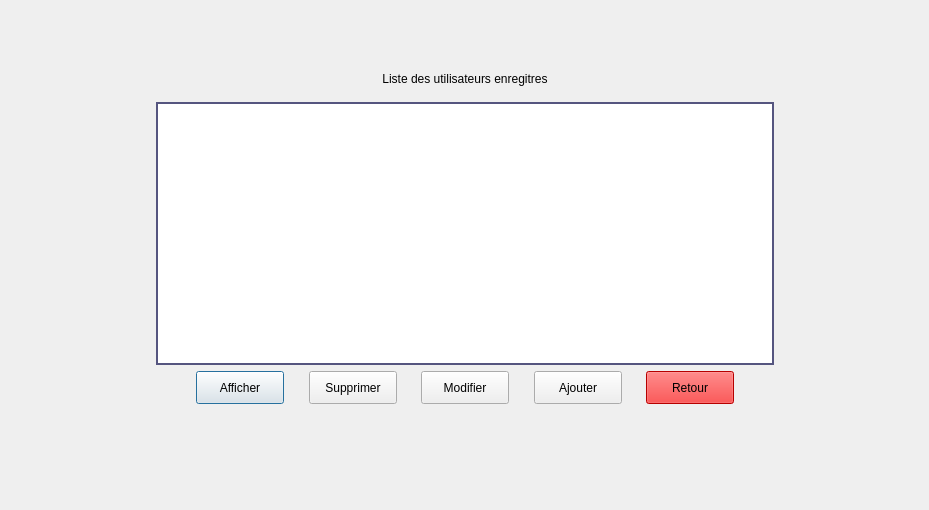
ToDesire/QT_Project, file myProject/reinscription.ui: the form before one commit.
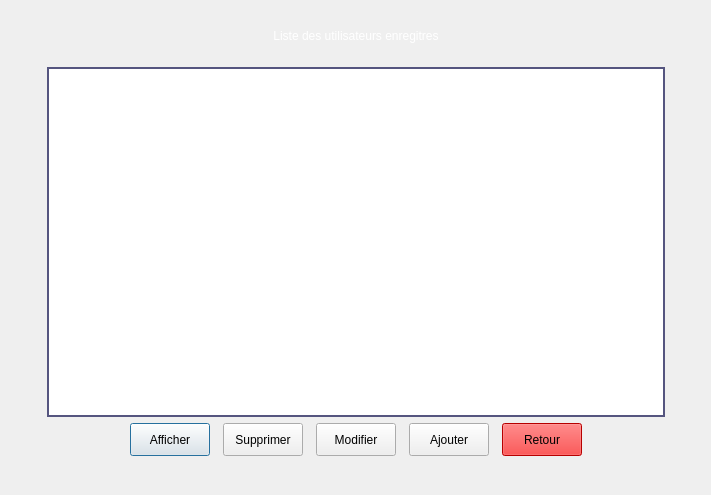
The form after the commit.

Patch:
```diff
--- a/myProject/reinscription.ui
+++ b/myProject/reinscription.ui
@@ -6,8 +6,8 @@
    <rect>
     <x>0</x>
     <y>0</y>
-    <width>929</width>
-    <height>510</height>
+    <width>711</width>
+    <height>495</height>
    </rect>
   </property>
   <property name="windowTitle">
@@ -19,47 +19,36 @@
      <property name="orientation">
       <enum>Qt::Vertical</enum>
      </property>
-     <property name="sizeType">
-      <enum>QSizePolicy::Fixed</enum>
-     </property>
      <property name="sizeHint" stdset="0">
       <size>
        <width>20</width>
-       <height>50</height>
+       <height>13</height>
       </size>
      </property>
     </spacer>
    </item>
-   <item row="1" column="0">
-    <spacer name="horizontalSpacer_7">
-     <property name="orientation">
-      <enum>Qt::Horizontal</enum>
-     </property>
-     <property name="sizeType">
-      <enum>QSizePolicy::Expanding</enum>
-     </property>
-     <property name="sizeHint" stdset="0">
-      <size>
-       <width>137</width>
-       <height>20</height>
-      </size>
-     </property>
-    </spacer>
-   </item>
-   <item row="1" column="1">
+   <item row="1" column="1" rowspan="2">
     <layout class="QVBoxLayout" name="verticalLayout">
      <item>
       <widget class="QLabel" name="label">
        <property name="minimumSize">
         <size>
          <width>0</width>
-         <height>35</height>
+         <height>50</height>
+        </size>
+       </property>
+       <property name="maximumSize">
+        <size>
+         <width>16777215</width>
+         <height>50</height>
         </size>
        </property>
        <property name="styleSheet">
         <string notr="true">QLabel{
+	color: #fff;
 	font: 81 11pt &quot;Fira Sans Compressed ExtraBold&quot;;
-}</string>
+}
+</string>
        </property>
        <property name="text">
         <string>Liste des utilisateurs enregitres</string>
@@ -74,7 +63,13 @@
        <property name="minimumSize">
         <size>
          <width>618</width>
-         <height>0</height>
+         <height>350</height>
+        </size>
+       </property>
+       <property name="maximumSize">
+        <size>
+         <width>618</width>
+         <height>16777215</height>
         </size>
        </property>
        <property name="styleSheet">
@@ -106,10 +101,8 @@
          <property name="styleSheet">
           <string notr="true">QPushButton{
 	height: 25px;
-	width: 80px;
 	font: 81 11pt &quot;Fira Sans Compressed ExtraBold&quot;;
-}
-</string>
+}</string>
          </property>
          <property name="text">
           <string>Afficher</string>
@@ -121,9 +114,12 @@
          <property name="orientation">
           <enum>Qt::Horizontal</enum>
          </property>
+         <property name="sizeType">
+          <enum>QSizePolicy::Fixed</enum>
+         </property>
          <property name="sizeHint" stdset="0">
           <size>
-           <width>17</width>
+           <width>7</width>
            <height>20</height>
           </size>
          </property>
@@ -134,10 +130,8 @@
          <property name="styleSheet">
           <string notr="true">QPushButton{
 	height: 25px;
-	width: 80px;
 	font: 81 11pt &quot;Fira Sans Compressed ExtraBold&quot;;
-}
-</string>
+}</string>
          </property>
          <property name="text">
           <string>Supprimer</string>
@@ -149,9 +143,12 @@
          <property name="orientation">
           <enum>Qt::Horizontal</enum>
          </property>
+         <property name="sizeType">
+          <enum>QSizePolicy::Fixed</enum>
+         </property>
          <property name="sizeHint" stdset="0">
           <size>
-           <width>17</width>
+           <width>7</width>
            <height>20</height>
           </size>
          </property>
@@ -162,10 +159,8 @@
          <property name="styleSheet">
           <string notr="true">QPushButton{
 	height: 25px;
-	width: 80px;
 	font: 81 11pt &quot;Fira Sans Compressed ExtraBold&quot;;
-}
-</string>
+}</string>
          </property>
          <property name="text">
           <string>Modifier</string>
@@ -177,9 +172,12 @@
          <property name="orientation">
           <enum>Qt::Horizontal</enum>
          </property>
+         <property name="sizeType">
+          <enum>QSizePolicy::Fixed</enum>
+         </property>
          <property name="sizeHint" stdset="0">
           <size>
-           <width>17</width>
+           <width>7</width>
            <height>20</height>
           </size>
          </property>
@@ -190,10 +188,8 @@
          <property name="styleSheet">
           <string notr="true">QPushButton{
 	height: 25px;
-	width: 80px;
 	font: 81 11pt &quot;Fira Sans Compressed ExtraBold&quot;;
-}
-</string>
+}</string>
          </property>
          <property name="text">
           <string>Ajouter</string>
@@ -205,9 +201,12 @@
          <property name="orientation">
           <enum>Qt::Horizontal</enum>
          </property>
+         <property name="sizeType">
+          <enum>QSizePolicy::Fixed</enum>
+         </property>
          <property name="sizeHint" stdset="0">
           <size>
-           <width>17</width>
+           <width>7</width>
            <height>20</height>
           </size>
          </property>
@@ -218,11 +217,11 @@
          <property name="styleSheet">
           <string notr="true">QPushButton{
 	height: 25px;
-	width: 80px;
 	font: 81 Italic 11pt &quot;Fira Sans Compressed ExtraBold&quot;;
 	color: black;
 	background-color: red;
 }
+
 QpushButton:pressed{
 	background-color: rgb(182, 7, 7);
 }</string>
@@ -254,29 +253,36 @@
      <property name="orientation">
       <enum>Qt::Horizontal</enum>
      </property>
-     <property name="sizeType">
-      <enum>QSizePolicy::Expanding</enum>
+     <property name="sizeHint" stdset="0">
+      <size>
+       <width>21</width>
+       <height>20</height>
+      </size>
      </property>
+    </spacer>
+   </item>
+   <item row="2" column="0">
+    <spacer name="horizontalSpacer_7">
+     <property name="orientation">
+      <enum>Qt::Horizontal</enum>
+     </property>
      <property name="sizeHint" stdset="0">
       <size>
-       <width>136</width>
+       <width>34</width>
        <height>20</height>
       </size>
      </property>
     </spacer>
    </item>
-   <item row="2" column="1">
+   <item row="3" column="1">
     <spacer name="verticalSpacer">
      <property name="orientation">
       <enum>Qt::Vertical</enum>
      </property>
-     <property name="sizeType">
-      <enum>QSizePolicy::Fixed</enum>
-     </property>
      <property name="sizeHint" stdset="0">
       <size>
        <width>20</width>
-       <height>95</height>
+       <height>84</height>
       </size>
      </property>
     </spacer>
```
